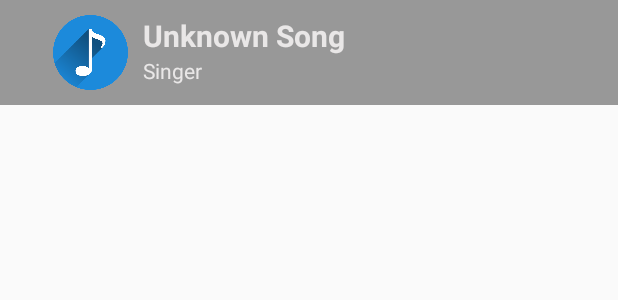
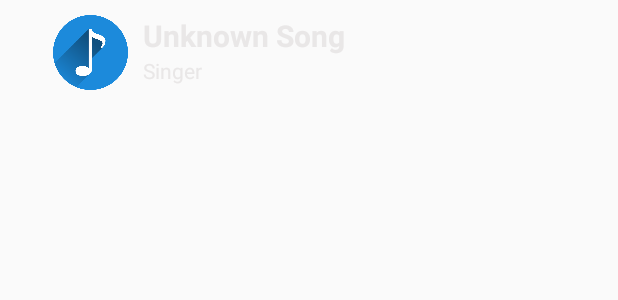
Before and after one commit to daolq3012/AndroidTrainning, an Android app: the layout item_top_track.xml on its own in the app's theme, with its tools: preview values and no code run, on a phone screen of 412 x 824 dp. Shown: the top 300 px of the screen. Run offline under Robolectric (Android 15) with nearby library versions, the phone set to English and light mode, and no system bars.

Commit message:
[PhongCH]: Animation

```diff
--- a/app/src/main/res/layout/fragment_album.xml
+++ b/app/src/main/res/layout/fragment_album.xml
@@ -2,7 +2,6 @@
     xmlns:tools="http://schemas.android.com/tools"
     android:layout_width="match_parent"
     android:layout_height="match_parent"
-    android:background="@color/color_dark_opacity"
     tools:context="com.fstyle.androidtrainning.screen.main.mainfragments.mysong.subfragment.album.AlbumFragment">
 
     <android.support.v7.widget.RecyclerView
--- a/app/src/main/res/layout/item_top_track.xml
+++ b/app/src/main/res/layout/item_top_track.xml
@@ -2,7 +2,6 @@
 <RelativeLayout xmlns:android="http://schemas.android.com/apk/res/android"
     android:layout_width="match_parent"
     android:layout_height="wrap_content"
-    android:background="@color/color_dark_opacity"
     android:padding="@dimen/dp_10">
 
     <ImageView
```
Also changed, not shown: app/src/main/res/drawable-mdpi/logo_main.png (added).
